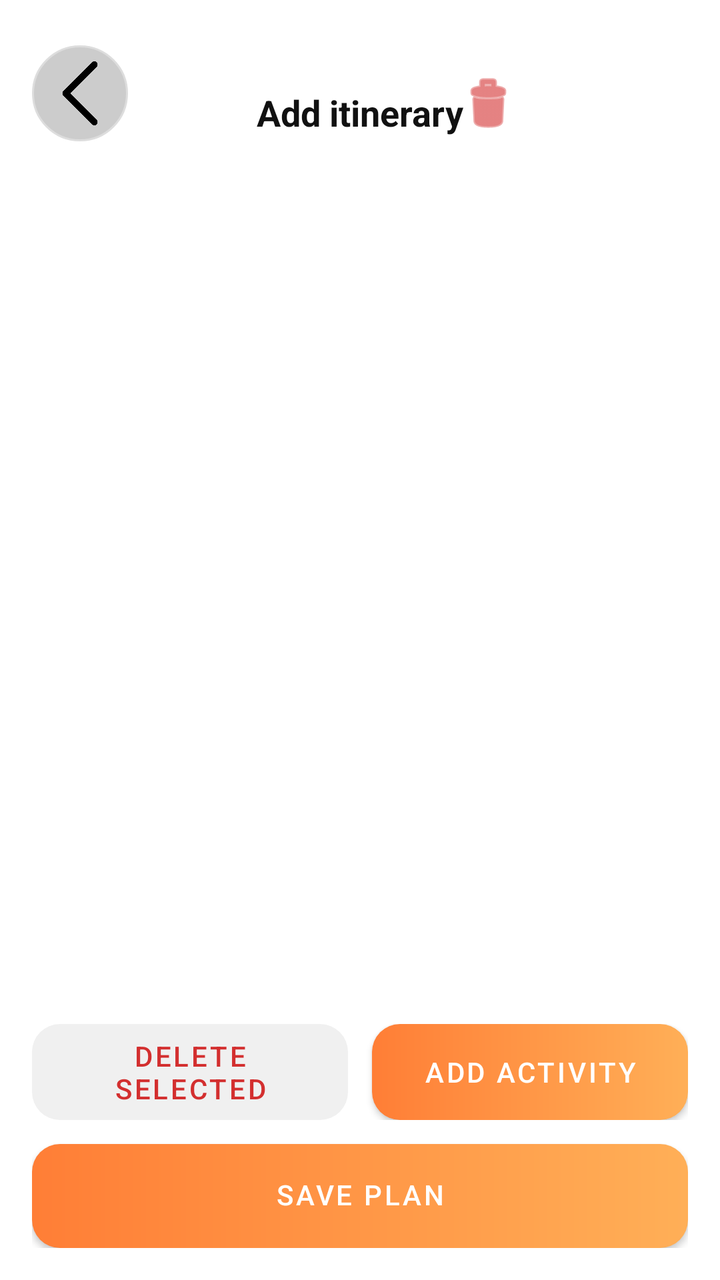
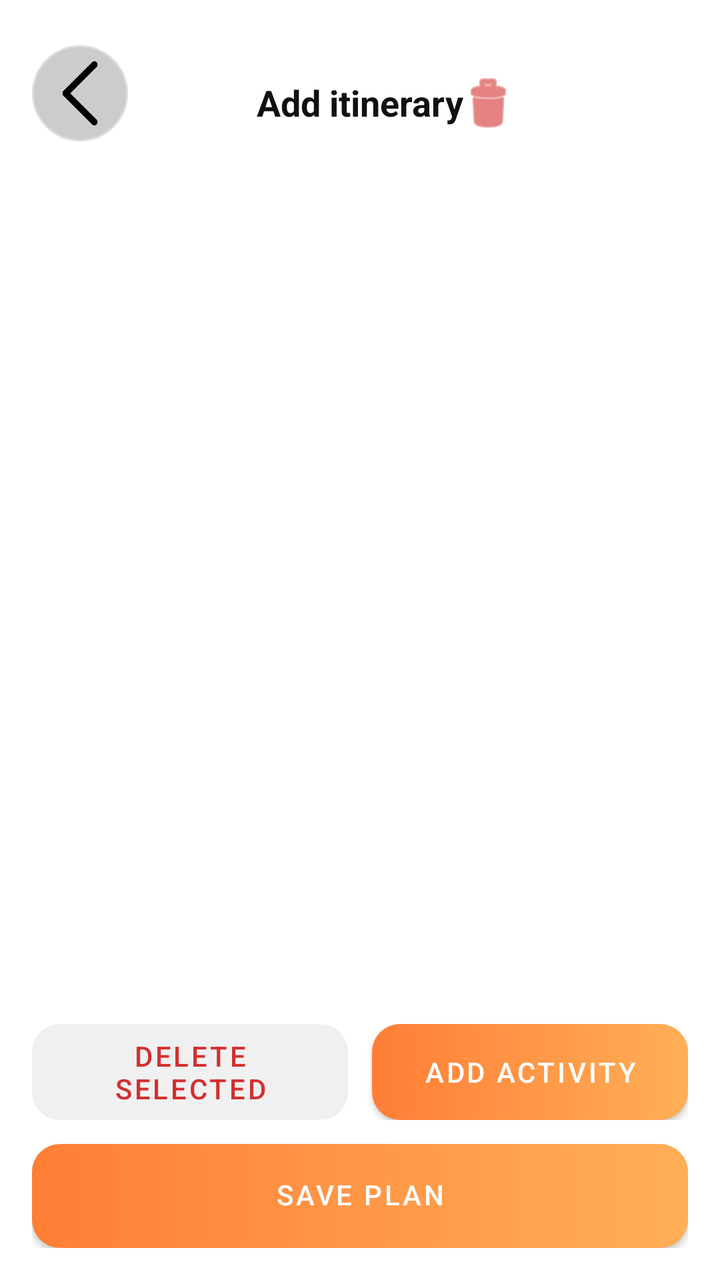

An Android layout rendered at two revisions. The XML below is the earlier revision; the diff shows what the commit changed to produce the second picture.
<!-- AndroidManifest.xml: application theme Theme.AI_Travel_Planner -->
<!-- res/layout/add_itinerary.xml -->
<?xml version="1.0" encoding="utf-8"?>
<FrameLayout xmlns:android="http://schemas.android.com/apk/res/android"
    xmlns:app="http://schemas.android.com/apk/res-auto"
    xmlns:tools="http://schemas.android.com/tools"
    android:layout_width="match_parent"
    android:layout_height="match_parent"
    android:background="#666666">

    <androidx.constraintlayout.widget.ConstraintLayout
        android:layout_width="match_parent"
        android:layout_height="match_parent"
        android:padding="16dp"
        android:background="#FFFFFF">

        

        
        <ImageButton
            android:id="@+id/btnBack"
            android:layout_width="48dp"
            android:layout_height="48dp"
            android:background="@drawable/btn_back"
            android:contentDescription="@string/back"
            android:padding="8dp"

            android:scaleType="centerInside"
            android:src="@drawable/ic_back"
            android:translationY="20px"
            app:layout_constraintStart_toStartOf="parent"
            app:layout_constraintTop_toTopOf="parent" />

        <ImageButton
            android:id="@+id/btnNext"
            android:layout_width="48dp"
            android:layout_height="48dp"
            android:layout_marginStart="328dp"
            android:layout_marginTop="8dp"
            android:background="@drawable/btn_back"
            android:contentDescription="@string/next"
            android:padding="8dp"
            android:scaleType="centerInside"
            app:layout_constraintStart_toStartOf="parent"
            app:layout_constraintTop_toTopOf="parent"
            app:srcCompat="@drawable/ic_next"
            app:tint="#6B6B6B" />

        <TextView
            android:id="@+id/txtTitle"
            android:layout_width="wrap_content"
            android:layout_height="wrap_content"
            android:text="Add itinerary"
            android:textStyle="bold"
            android:textSize="18sp"
            android:textColor="#111111"
            app:layout_constraintTop_toTopOf="parent"
            app:layout_constraintBottom_toTopOf="@+id/dayTabs"
            app:layout_constraintStart_toStartOf="parent"
            app:layout_constraintEnd_toEndOf="parent"
            android:layout_marginTop="8dp" />

        

        

        <ImageButton
            android:id="@+id/btnClearDay"
            android:layout_width="40dp"
            android:layout_height="40dp"
            android:layout_marginTop="16dp"
            android:layout_marginEnd="80dp"
            android:background="@android:color/transparent"
            android:contentDescription="@string/delete"
            android:padding="8dp"
            app:layout_constraintEnd_toEndOf="parent"
            app:layout_constraintTop_toTopOf="parent"
            app:srcCompat="@android:drawable/ic_menu_delete"
            app:tint="#D32F2F" />

        <LinearLayout
            android:id="@+id/dayTabs"
            android:layout_width="0dp"
            android:layout_height="wrap_content"
            android:orientation="horizontal"
            android:gravity="center"
            android:layout_marginTop="16dp"
            app:layout_constraintTop_toBottomOf="@id/btnNext"
            app:layout_constraintStart_toStartOf="parent"
            app:layout_constraintEnd_toEndOf="parent" />

        
        <androidx.recyclerview.widget.RecyclerView
            android:id="@+id/recyclerActivities"
            android:layout_width="0dp"
            android:layout_height="0dp"
            android:layout_marginTop="16dp"
            app:layout_constraintTop_toBottomOf="@id/dayTabs"
            app:layout_constraintBottom_toTopOf="@+id/actionBar"
            app:layout_constraintStart_toStartOf="parent"
            app:layout_constraintEnd_toEndOf="parent"
            tools:listitem="@layout/item_activity" />

        
        <LinearLayout
            android:id="@+id/actionBar"
            android:layout_width="0dp"
            android:layout_height="wrap_content"
            android:orientation="horizontal"
            android:gravity="center"
            android:layout_marginBottom="12dp"
            app:layout_constraintStart_toStartOf="parent"
            app:layout_constraintEnd_toEndOf="parent"
            app:layout_constraintBottom_toTopOf="@id/btnSavePlan">

            <Button
                android:id="@+id/btnDeleteSelected"
                android:layout_width="0dp"
                android:layout_height="48dp"
                android:layout_weight="1"
                android:text="Delete selected"
                android:textColor="#D32F2F"
                android:background="@drawable/bg_button_disabled"
                android:enabled="false" />

            <Space
                android:layout_width="12dp"
                android:layout_height="0dp" />

            <Button
                android:id="@+id/btnAddActivity"
                android:layout_width="0dp"
                android:layout_height="48dp"
                app:backgroundTint="@null"
                android:layout_weight="1"
                android:text="Add activity"
                android:textColor="@android:color/white"
                android:background="@drawable/bg_cta_gradient" />
        </LinearLayout>

        
        <Button
            android:id="@+id/btnSavePlan"
            android:layout_width="0dp"
            android:layout_height="52dp"
            app:backgroundTint="@null"
            android:text="Save Plan"
            android:textColor="@android:color/white"
            android:background="@drawable/bg_cta_gradient"
            android:includeFontPadding="false"
            app:layout_constraintStart_toStartOf="parent"
            app:layout_constraintEnd_toEndOf="parent"
            app:layout_constraintBottom_toBottomOf="parent" />

    </androidx.constraintlayout.widget.ConstraintLayout>
</FrameLayout>
<!-- res/layout/item_activity.xml (included above) -->
<?xml version="1.0" encoding="utf-8"?>
<androidx.constraintlayout.widget.ConstraintLayout xmlns:android="http://schemas.android.com/apk/res/android"
    xmlns:app="http://schemas.android.com/apk/res-auto"
    android:layout_width="match_parent"
    android:layout_height="64dp"
    android:background="@drawable/search_bg"
    android:padding="8dp">

    <CheckBox
        android:id="@+id/cbSelect"
        android:layout_width="24dp"
        android:layout_height="24dp"
        android:focusable="false"
        android:focusableInTouchMode="false"
        app:layout_constraintStart_toStartOf="parent"
        app:layout_constraintTop_toTopOf="parent"
        app:layout_constraintBottom_toBottomOf="parent"/>

    <TextView
        android:id="@+id/txtTime"
        android:layout_width="wrap_content"
        android:layout_height="wrap_content"
        android:text="07:30"
        android:textStyle="bold"
        android:textSize="16sp"
        android:textColor="#333333"
        app:layout_constraintStart_toEndOf="@id/cbSelect"
        app:layout_constraintTop_toTopOf="parent"
        app:layout_constraintBottom_toBottomOf="parent"
        android:layout_marginStart="12dp"/>

    <TextView
        android:id="@+id/txtTitle"
        android:layout_width="0dp"
        android:layout_height="wrap_content"
        android:text="City tour"
        android:textSize="16sp"
        android:textColor="#111111"
        app:layout_constraintStart_toEndOf="@id/txtTime"
        app:layout_constraintTop_toTopOf="parent"
        app:layout_constraintBottom_toBottomOf="parent"
        android:layout_marginStart="16dp"
        app:layout_constraintEnd_toStartOf="@id/imgIcon"/>

    <ImageView
        android:id="@+id/imgIcon"
        android:layout_width="28dp"
        android:layout_height="28dp"
        android:contentDescription="@string/app_name"
        app:layout_constraintEnd_toEndOf="parent"
        app:layout_constraintTop_toTopOf="parent"
        app:layout_constraintBottom_toBottomOf="parent"/>
</androidx.constraintlayout.widget.ConstraintLayout>
<!-- resources referenced by this layout -->
<resources>
  <!-- drawable bg_button_disabled (drawable) -->
  <shape xmlns:android="http://schemas.android.com/apk/res/android">
      <corners android:radius="14dp"/>
      <solid android:color="#F0F0F0"/>
  </shape>
  <!-- drawable bg_cta_gradient (drawable) -->
  <shape xmlns:android="http://schemas.android.com/apk/res/android">
      <corners android:radius="14dp"/>
      <gradient
          android:startColor="#FF7E36"
          android:endColor="#FFAF57"
          android:angle="0"/>
  </shape>
  <!-- drawable btn_back (drawable) -->
  <shape xmlns:android="http://schemas.android.com/apk/res/android"
      android:shape="rectangle">
      <solid android:color="#CCCCCC"/>
      <stroke android:width="1dp" android:color="#DDD"/>
      <corners android:radius="30dp"/>
  </shape>
  <!-- drawable ic_back: png bitmap (drawable, 2754 bytes) -->
  <!-- drawable ic_next: png bitmap (drawable, 34923 bytes) -->
  <!-- drawable search_bg (drawable) -->
  <?xml version="1.0" encoding="utf-8"?>
  <shape xmlns:android="http://schemas.android.com/apk/res/android"
      android:shape="rectangle">
  
      
      <corners android:radius="25dp" />
      <stroke
          android:width="1dp"
          android:color="#DDDDDD" />
  
      
      <padding
          android:left="8dp"
          android:top="8dp"
          android:right="8dp"
          android:bottom="8dp" />
  
  </shape>
  <string name="app_name">AI_Travel_Planner</string>
  <string name="back">Back</string>
  <string name="delete">Delete</string>
  <string name="next">Next</string>
  <style name="Theme.AI_Travel_Planner" parent="Theme.MaterialComponents.DayNight.NoActionBar">
          
          <item name="colorButtonNormal">@null</item>
          <item name="android:colorButtonNormal">@null</item>
          <item name="colorControlHighlight">@null</item>
          <item name="colorSurface">@color/white</item>
  
          
          <item name="colorSecondary">@color/teal_200</item>
  
          
          <item name="materialButtonStyle">@style/MyButtonStyle</item>
  
          
          <item name="android:statusBarColor">@color/white</item>
          
          <item name="android:windowLightStatusBar">true</item>
      </style>
  <color name="white">#FFFFFFFF</color>
  <color name="teal_200">#FF03DAC5</color>
  <style name="MyButtonStyle" parent="@style/Widget.MaterialComponents.Button">
          <item name="android:backgroundTint">@null</item>
          <item name="backgroundTint">@null</item>
          <item name="rippleColor">@android:color/transparent</item>
          <item name="android:insetTop">0dp</item>
          <item name="android:insetBottom">0dp</item>
          <item name="android:insetLeft">0dp</item>
          <item name="android:insetRight">0dp</item>
      </style>
</resources>

<!-- the commit's change to res/layout/add_itinerary.xml (unified diff, before → after) -->
@@ -41,26 +41,27 @@
             android:scaleType="centerInside"
             app:layout_constraintStart_toStartOf="parent"
             app:layout_constraintTop_toTopOf="parent"
-            app:srcCompat="@drawable/ic_next"
-            app:tint="#6B6B6B" />
+            app:srcCompat="@drawable/ic_addfriend"/>
+
+
+        
+
+        
 
         <TextView
             android:id="@+id/txtTitle"
             android:layout_width="wrap_content"
             android:layout_height="wrap_content"
+            android:layout_marginTop="8dp"
             android:text="Add itinerary"
+            android:textColor="#111111"
+            android:textSize="18sp"
             android:textStyle="bold"
-            android:textSize="18sp"
-            android:textColor="#111111"
+            app:layout_constraintBottom_toTopOf="@+id/dayTabs"
+            app:layout_constraintEnd_toEndOf="parent"
+            app:layout_constraintStart_toStartOf="parent"
             app:layout_constraintTop_toTopOf="parent"
-            app:layout_constraintBottom_toTopOf="@+id/dayTabs"
-            app:layout_constraintStart_toStartOf="parent"
-            app:layout_constraintEnd_toEndOf="parent"
-            android:layout_marginTop="8dp" />
-
-        
-
-        
+            app:layout_constraintVertical_bias="0.375" />
 
         <ImageButton
             android:id="@+id/btnClearDay"
<!-- resource entries referenced after the edit -->
@@ -20,8 +20,8 @@
       <stroke android:width="1dp" android:color="#DDD"/>
       <corners android:radius="30dp"/>
   </shape>
+  <!-- drawable ic_addfriend: png bitmap (drawable, 14861 bytes) -->
   <!-- drawable ic_back: png bitmap (drawable, 2754 bytes) -->
-  <!-- drawable ic_next: png bitmap (drawable, 34923 bytes) -->
   <!-- drawable search_bg (drawable) -->
   <?xml version="1.0" encoding="utf-8"?>
   <shape xmlns:android="http://schemas.android.com/apk/res/android"
